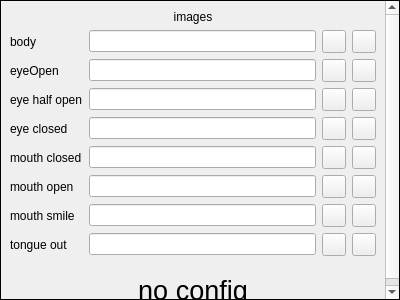
Old version of the form src/ui/settings-dialog/ImageFilesWidget.ui in the repository ashmanix/ashmanix-moveface-obs-plugin.
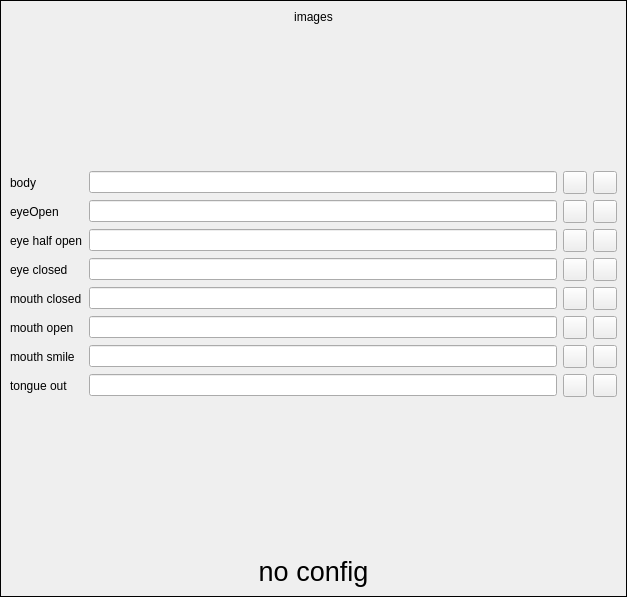
New version of the form.

```diff
--- a/src/ui/settings-dialog/ImageFilesWidget.ui
+++ b/src/ui/settings-dialog/ImageFilesWidget.ui
@@ -6,14 +6,17 @@
    <rect>
     <x>0</x>
     <y>0</y>
-    <width>400</width>
-    <height>300</height>
+    <width>627</width>
+    <height>597</height>
    </rect>
   </property>
   <property name="windowTitle">
    <string>Form</string>
   </property>
   <layout class="QVBoxLayout" name="verticalLayout">
+   <property name="spacing">
+    <number>0</number>
+   </property>
    <property name="leftMargin">
     <number>0</number>
    </property>
@@ -26,10 +29,29 @@
    <property name="bottomMargin">
     <number>0</number>
    </property>
+   <item>
+    <widget class="QFrame" name="imageFilesFrame">
+     <property name="frameShape">
+      <enum>QFrame::Box</enum>
+     </property>
+     <property name="frameShadow">
+      <enum>QFrame::Plain</enum>
+     </property>
+     <layout class="QVBoxLayout" name="verticalLayout_2">
+      <item>
+       <widget class="QLabel" name="poseImageLabel">
+        <property name="text">
+         <string>images</string>
+        </property>
+        <property name="alignment">
+         <set>Qt::AlignCenter</set>
+        </property>
+       </widget>
+      </item>
    <item>
     <widget class="QScrollArea" name="trackingDialogScrollArea">
      <property name="frameShape">
-      <enum>QFrame::Panel</enum>
+         <enum>QFrame::NoFrame</enum>
      </property>
      <property name="frameShadow">
       <enum>QFrame::Plain</enum>
@@ -54,8 +76,8 @@
        <rect>
         <x>0</x>
         <y>0</y>
-        <width>383</width>
-        <height>378</height>
+           <width>601</width>
+           <height>547</height>
        </rect>
       </property>
       <property name="autoFillBackground">
@@ -83,19 +105,18 @@
           </sizepolicy>
          </property>
          <layout class="QVBoxLayout" name="verticalLayout_14">
+             <property name="leftMargin">
+              <number>0</number>
+             </property>
+             <property name="topMargin">
+              <number>0</number>
+             </property>
+             <property name="rightMargin">
+              <number>0</number>
+             </property>
           <property name="bottomMargin">
-           <number>1</number>
-          </property>
-          <item>
-           <widget class="QLabel" name="poseImageLabel">
-            <property name="text">
-             <string>images</string>
-            </property>
-            <property name="alignment">
-             <set>Qt::AlignCenter</set>
-            </property>
-           </widget>
-          </item>
+              <number>0</number>
+             </property>
           <item>
            <layout class="QGridLayout" name="gridLayout">
             <property name="rightMargin">
@@ -409,6 +430,9 @@
        </item>
       </layout>
      </widget>
+       </widget>
+      </item>
+     </layout>
     </widget>
    </item>
   </layout>
```
Lines whose indentation alone changed are shown as unchanged.
